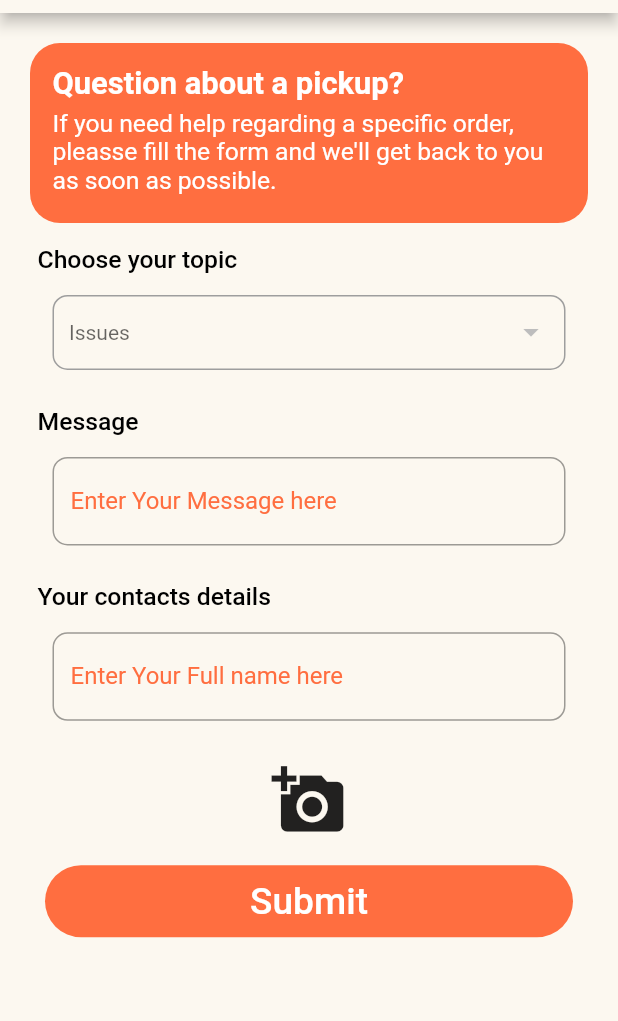
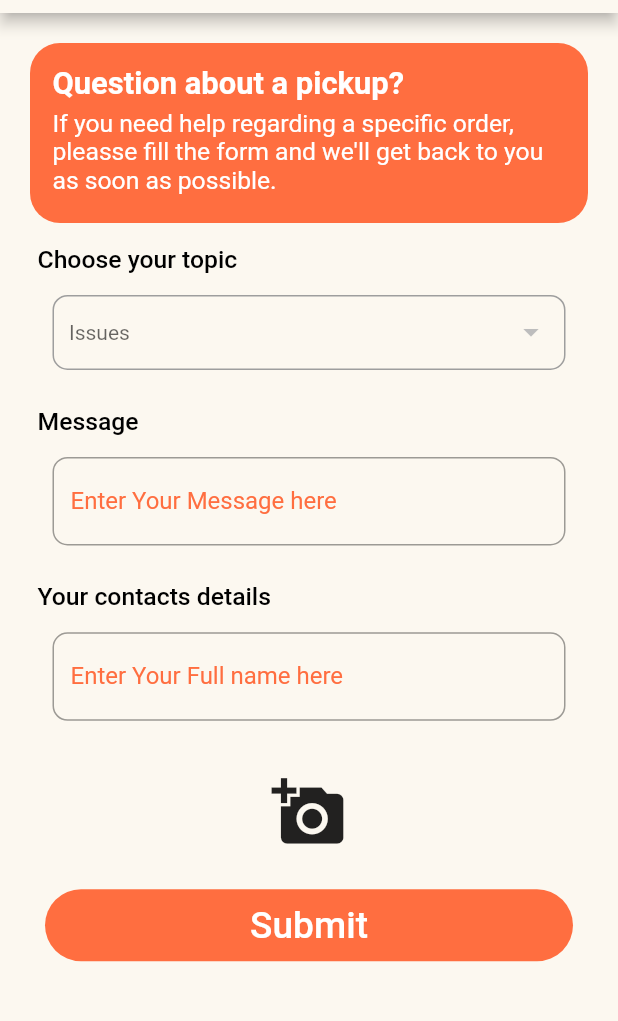
Before and after one commit to goglean/food_donation_app, a Flutter app: the ContactUsVolunteer screen opened directly, on a phone screen of 412 x 824 dp, the part 71-1092 px from its top. Run offline on Flutter 3.47's test engine with Material 2 defaults, Android fonts, the light colour scheme and no system bars; our stand-ins replace cloud_firestore, date_time_picker, dio, firebase_auth, firebase_core, firebase_storage and 9 more; missing offline and left inert: flutter_email_sender, flutter_polyline_points; accounts and stored records are empty.

Commit message:
changes according to documen

```diff
--- a/lib/main.dart
+++ b/lib/main.dart
@@ -50,7 +50,6 @@ class _MyAppState extends State<MyApp> {
                 } catch (e) {
                   print("error" + e.toString());
                 }
-                // print("hello $_userType");
                 if (_userType == "volunteer") {
                   return Home();
                 } else
--- a/lib/screens/contactUsVolunteer.dart
+++ b/lib/screens/contactUsVolunteer.dart
@@ -330,7 +330,9 @@ class _ContactUsVolunteerState extends State<ContactUsVolunteer> {
                         ),
                       ),
                     ),
-                    Container(
+                    Padding(
+                      padding: const EdgeInsets.all(8.0),
+                      child: Container(
                         child: _imageFile == null
                             ? IconButton(
                                 icon: Icon(
@@ -370,7 +372,38 @@ class _ContactUsVolunteerState extends State<ContactUsVolunteer> {
                                       ),
                                     ),
                                   ),
+                                  //
+                                  Padding(
+                      padding: const EdgeInsets.fromLTRB(10, 20, 10, 0),
+                      child: Container(
+                        margin: EdgeInsets.fromLTRB(
+                            0,
+                            MediaQuery.of(context).size.height * 0.01,
+                            0,
+                            MediaQuery.of(context).size.height * 0.01),
+                        width: MediaQuery.of(context).size.width * 0.8,
+                        decoration: BoxDecoration(
+                          borderRadius: BorderRadius.circular(30.0),
+                          color: Theme.of(context).primaryColor,
+                        ),
+                        child: TextButton(
+                          onPressed: () {
+                            submitQuery();
+                            _queryController.clear();
+                            _nameController.clear();
+                            imagePicked = false;
+                          },
+                          child: Text("Submit",
+                              style: GoogleFonts.roboto(
+                                  fontSize:
+                                      MediaQuery.of(context).size.width * 0.06,
+                                  fontWeight: FontWeight.w500,
+                                  color: Colors.white)),
+                        ),
+                      ),
+                    ),
                                 ],
+                              ),
                       ),
                     ),
                     Padding(
--- a/lib/screens/home.dart
+++ b/lib/screens/home.dart
@@ -77,7 +77,7 @@ class _HomeState extends State<Home> {
                           Theme.of(context).scaffoldBackgroundColor,
                       radius: 50,
                       child: Text(
-                        '${_userName [0]}',
+                        '${_userName[0]}',
                         style: GoogleFonts.roboto(
                             fontSize: MediaQuery.of(context).size.width * 0.1,
                             color: Theme.of(context).primaryColor,
--- a/lib/widget/timecheck.dart
+++ b/lib/widget/timecheck.dart
@@ -4,7 +4,6 @@ class TimeCheck {
     DateTime now = DateTime.now();
     var openTimes = openTime.split(":");
     var openDates = startDate.split("-");
-
     var closeTimes = closeTime.split(":");
     var closeDates = endDate.split("-");
 
```
Also changed, not shown: lib/widget/map_service.dart (+4 -4 lines). Lines whose indentation alone changed are shown as unchanged.
